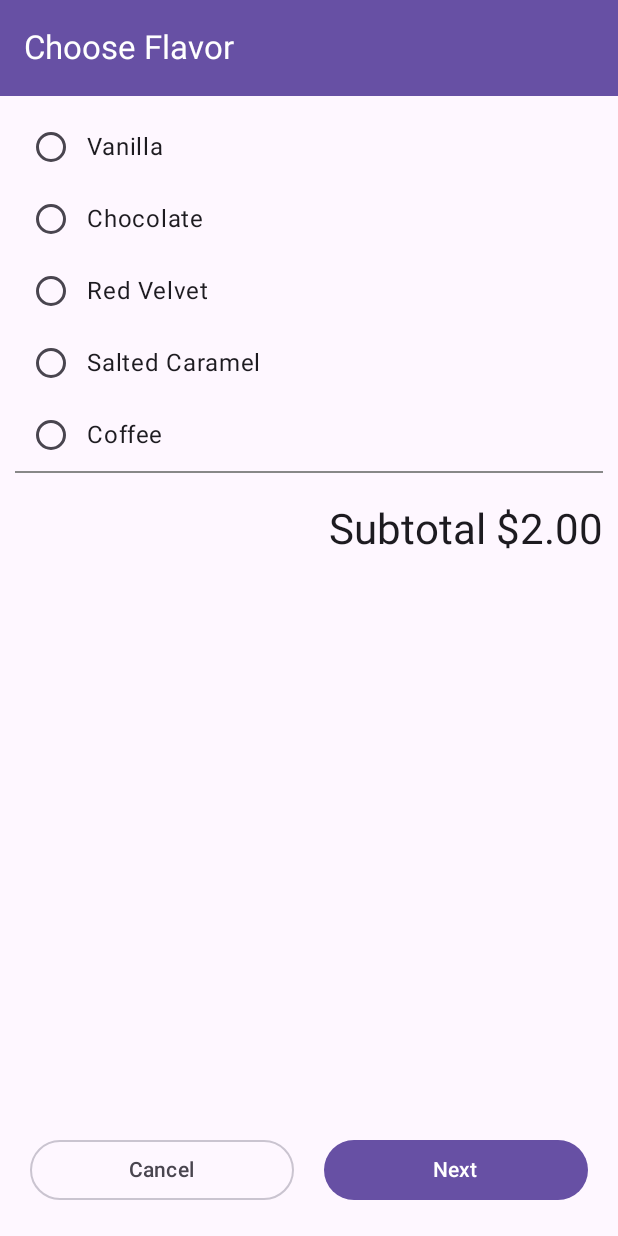
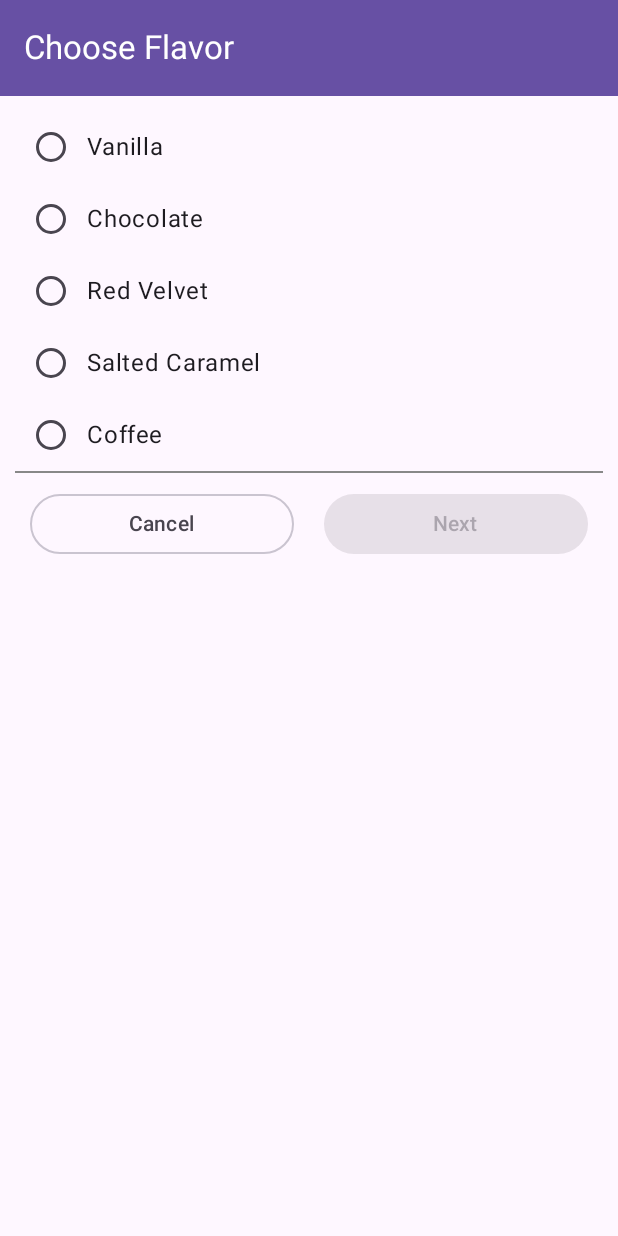
Before and after one commit to devhsb/Kotlin_Android-Development, an Android app built with Jetpack Compose: the composable FlavorScreen shown on its own in the app's theme, on a phone screen of 412 x 824 dp. Run offline under Robolectric (Android 15) with nearby library versions, the phone set to English and light mode, and no system bars.

Commit message:
ui improvment
reusable methods and layouts added

```diff
--- a/13 - Cupcake App/app/src/main/java/com/hasib/cupcake/MainActivity.kt
+++ b/13 - Cupcake App/app/src/main/java/com/hasib/cupcake/MainActivity.kt
@@ -11,6 +11,7 @@ import androidx.compose.runtime.Composable
 import androidx.compose.ui.Modifier
 import androidx.compose.ui.tooling.preview.Preview
 import com.hasib.cupcake.ui.CupcakeApp
+import com.hasib.cupcake.ui.DateScreen
 import com.hasib.cupcake.ui.FlavorScreen
 import com.hasib.cupcake.ui.theme.CupcakeTheme
 
@@ -24,7 +25,7 @@ class MainActivity : ComponentActivity() {
                     modifier = Modifier.fillMaxSize(),
                     color = MaterialTheme.colorScheme.background
                 ) {
-                    FlavorScreen()
+                    CupcakeApp()
                 }
             }
         }
--- a/13 - Cupcake App/app/src/main/java/com/hasib/cupcake/ui/Data/Flavors.kt
+++ b/13 - Cupcake App/app/src/main/java/com/hasib/cupcake/ui/Data/Flavors.kt
@@ -2,10 +2,12 @@ package com.hasib.cupcake.ui.Data
 
 import androidx.compose.ui.graphics.Color.Companion.Red
 
-    val flavors = listOf<String>(
+data class Flavors(
+    val flavors: List<String> = listOf(
         "Vanilla",
         "Chocolate",
         "Red Velvet",
         "Salted Caramel",
         "Coffee"
     )
+)
--- a/13 - Cupcake App/app/src/main/java/com/hasib/cupcake/ui/FlavorScreen.kt
+++ b/13 - Cupcake App/app/src/main/java/com/hasib/cupcake/ui/FlavorScreen.kt
@@ -1,6 +1,8 @@
 package com.hasib.cupcake.ui
 
+import androidx.compose.foundation.ScrollState
 import androidx.compose.foundation.background
+import androidx.compose.foundation.gestures.scrollable
 import androidx.compose.foundation.layout.Box
 import androidx.compose.foundation.layout.Column
 import androidx.compose.foundation.layout.Row
@@ -8,6 +10,7 @@ import androidx.compose.foundation.layout.Spacer
 import androidx.compose.foundation.layout.fillMaxWidth
 import androidx.compose.foundation.layout.height
 import androidx.compose.foundation.layout.padding
+import androidx.compose.foundation.verticalScroll
 import androidx.compose.material3.Button
 import androidx.compose.material3.ExperimentalMaterial3Api
 import androidx.compose.material3.MaterialTheme
@@ -26,26 +29,34 @@ import androidx.compose.ui.Modifier
 import androidx.compose.ui.graphics.Color
 import androidx.compose.ui.unit.dp
 import com.hasib.cupcake.ui.Common.CupcakeAppBar
-import com.hasib.cupcake.ui.Data.flavors
+import com.hasib.cupcake.ui.Data.Flavors
 import org.w3c.dom.Text
 
 
 @Composable
 fun FlavorScreen(){
-    FlavorUi()
+    FlavorUi(
+        appBarTitle = "Choose Flavor",
+        radioButtons = Flavors().flavors
+    )
 }
 
 @OptIn(ExperimentalMaterial3Api::class)
 @Composable
 fun FlavorUi(
-    modifier: Modifier = Modifier
+    modifier: Modifier = Modifier,
+    appBarTitle: String,
+    radioButtons: List<String>
 ) {
     var selectedGender by rememberSaveable {
         mutableStateOf("")
     }
+    var nextButtonEnabled by rememberSaveable {
+        mutableStateOf(false)
+    }
     Scaffold(
         topBar = {
-            CupcakeAppBar(title = "Choose Flavor")
+            CupcakeAppBar(title = appBarTitle)
         }
     ) { contentPadding ->
 
@@ -54,11 +65,18 @@ fun FlavorUi(
         ) {
             Column(
                 modifier = Modifier.padding(10.dp)
+                    .verticalScroll(enabled = true, state = ScrollState(1))
             ) {
-                flavors.forEach { flavor ->
+                radioButtons.forEach { button ->
                     FlavorRadioButton(
-                        flavor = flavor, selected = selectedGender == flavor,
-                        onClick = { selectedGender = flavor }
+                        flavor = button, selected = selectedGender == button,
+                        onClick = {
+                            selectedGender = button
+                            if(!nextButtonEnabled){
+                                nextButtonEnabled = true
+                            }
+
+                        }
                     )
                 }
                 //spacer
@@ -94,7 +112,8 @@ fun FlavorUi(
                         modifier = Modifier
                             .weight(1f)
                             .padding(10.dp),
-                        onClick = { }
+                        onClick = { },
+                        enabled = nextButtonEnabled
                     ) {
                         Text(text = "Next")
                     }
```
Also changed, not shown: 13 - Cupcake App/app/src/main/java/com/hasib/cupcake/ui/Data/PickupDates.kt (added, +12 -0 lines), 13 - Cupcake App/app/src/main/java/com/hasib/cupcake/ui/PickupDateScreen.kt (added, +24 -0 lines).
